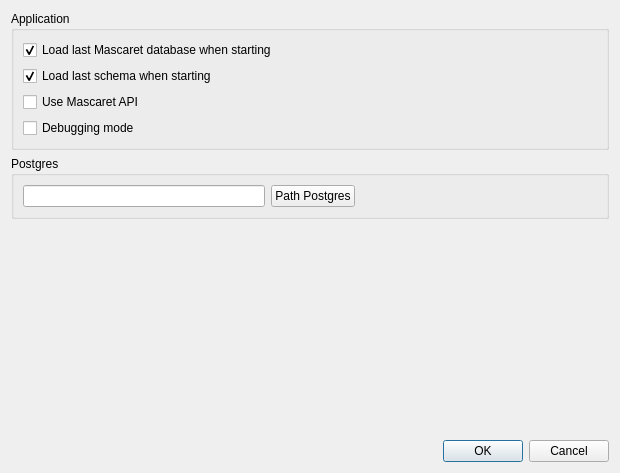
Artelia/Mascaret, file ui/ui_settings.ui: the form before one commit.
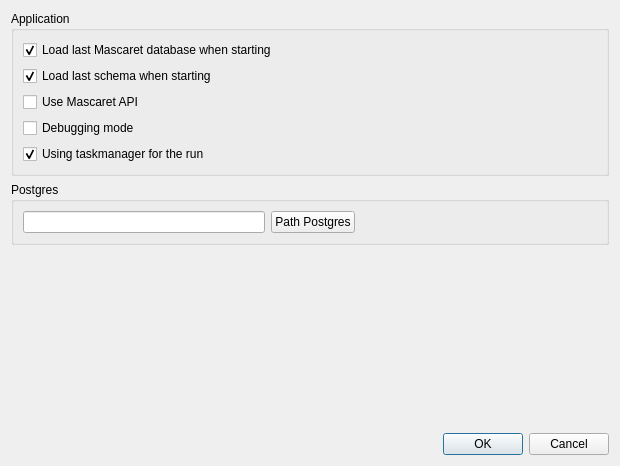
The form after the commit.

Commit message: add  Qgis task manager usage choice in settings

Diff of the .ui file:
```diff
--- a/ui/ui_settings.ui
+++ b/ui/ui_settings.ui
@@ -7,7 +7,7 @@
     <x>0</x>
     <y>0</y>
     <width>620</width>
-    <height>473</height>
+    <height>466</height>
    </rect>
   </property>
   <property name="windowTitle">
@@ -117,6 +117,16 @@
         </property>
        </widget>
       </item>
+      <item>
+       <widget class="QCheckBox" name="taskQChbox">
+        <property name="text">
+         <string>Using taskmanager for the run</string>
+        </property>
+        <property name="checked">
+         <bool>true</bool>
+        </property>
+       </widget>
+      </item>
      </layout>
     </widget>
    </item>
```
The commit also changes 7 other files.
